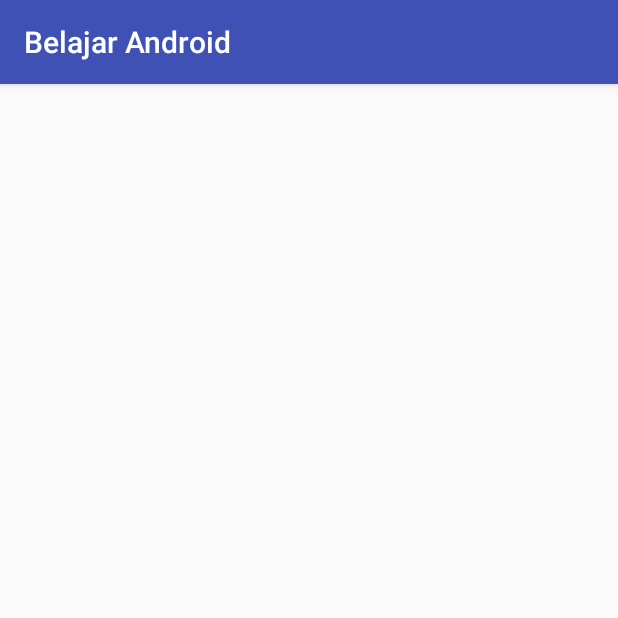
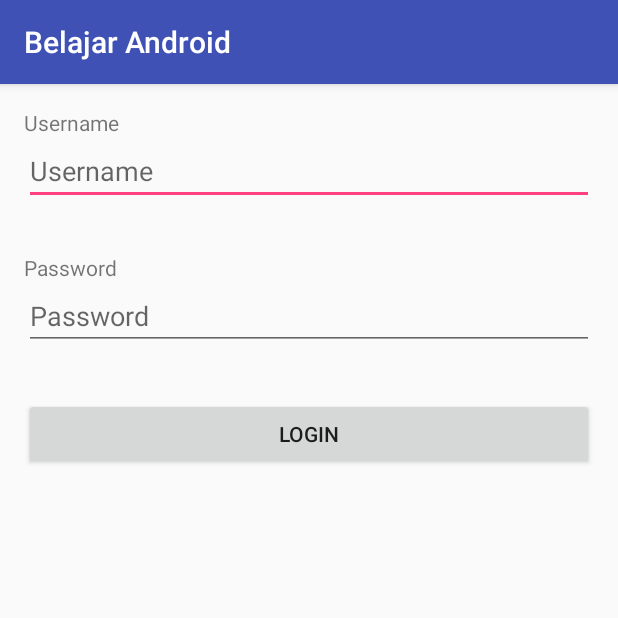
Before and after one commit to tyangjawi03/belajarandroid, an Android app: the screen it shows after launch (MainActivity), on a phone screen of 412 x 824 dp, the top half of it. Run offline under Robolectric (Android 15) with nearby library versions, the phone set to English and light mode, and no system bars.

Commit message:
add layout component

```diff
--- a/app/src/main/res/layout/activity_main.xml
+++ b/app/src/main/res/layout/activity_main.xml
@@ -1,9 +1,83 @@
 <?xml version="1.0" encoding="utf-8"?>
-<android.support.constraint.ConstraintLayout xmlns:android="http://schemas.android.com/apk/res/android"
+<RelativeLayout
+    xmlns:android="http://schemas.android.com/apk/res/android"
     xmlns:app="http://schemas.android.com/apk/res-auto"
     xmlns:tools="http://schemas.android.com/tools"
     android:layout_width="match_parent"
     android:layout_height="match_parent"
     tools:context="id.tyangjawi03.belajarandroid.MainActivity">
 
-</android.support.constraint.ConstraintLayout>
+    <TextView
+        android:id="@+id/label_username"
+        android:layout_width="match_parent"
+        android:layout_height="wrap_content"
+        android:layout_alignParentLeft="true"
+        android:layout_alignParentStart="true"
+        android:layout_alignParentTop="true"
+        android:layout_marginTop="@dimen/margin"
+        android:layout_marginLeft="@dimen/margin"
+        android:layout_marginRight="@dimen/margin"
+        android:text="@string/username"
+        android:layout_alignParentRight="true"
+        android:layout_alignParentEnd="true" />
+
+    <EditText
+        android:id="@+id/input_username"
+        android:layout_width="match_parent"
+        android:layout_height="wrap_content"
+        android:layout_alignParentLeft="true"
+        android:layout_alignParentStart="true"
+        android:layout_below="@+id/label_username"
+        android:layout_marginLeft="@dimen/margin"
+        android:layout_marginRight="@dimen/margin"
+        android:layout_marginBottom="@dimen/margin"
+        android:ems="10"
+        android:inputType="text"
+        android:hint="@string/username"
+        android:layout_alignParentRight="true"
+        android:layout_alignParentEnd="true" />
+
+    <TextView
+        android:id="@+id/label_password"
+        android:layout_width="match_parent"
+        android:layout_height="wrap_content"
+        android:layout_alignParentLeft="true"
+        android:layout_alignParentStart="true"
+        android:layout_below="@+id/input_username"
+        android:layout_marginTop="@dimen/margin"
+        android:layout_marginLeft="@dimen/margin"
+        android:layout_marginRight="@dimen/margin"
+        android:text="@string/password"
+        android:layout_alignParentRight="true"
+        android:layout_alignParentEnd="true" />
+
+    <EditText
+        android:id="@+id/input_password"
+        android:layout_width="match_parent"
+        android:layout_height="wrap_content"
+        android:layout_alignParentLeft="true"
+        android:layout_alignParentStart="true"
+        android:layout_below="@+id/label_password"
+        android:layout_marginLeft="@dimen/margin"
+        android:layout_marginRight="@dimen/margin"
+        android:layout_marginBottom="@dimen/margin"
+        android:ems="10"
+        android:inputType="textPassword"
+        android:hint="@string/password"
+        android:layout_alignParentRight="true"
+        android:layout_alignParentEnd="true" />
+
+    <Button
+        android:id="@+id/button_login"
+        android:layout_width="match_parent"
+        android:layout_height="wrap_content"
+        android:layout_alignParentLeft="true"
+        android:layout_alignParentStart="true"
+        android:layout_below="@+id/input_password"
+        android:layout_margin="@dimen/margin"
+        android:text="@string/login"
+        android:layout_alignParentRight="true"
+        android:layout_alignParentEnd="true" />
+
+
+</RelativeLayout>
--- /dev/null
+++ b/app/src/main/res/values/dimens.xml
@@ -0,0 +1,4 @@
+<?xml version="1.0" encoding="utf-8"?>
+<resources>
+    <dimen name="margin">16dp</dimen>
+</resources>
--- a/app/src/main/res/values/strings.xml
+++ b/app/src/main/res/values/strings.xml
@@ -1,3 +1,6 @@
 <resources>
     <string name="app_name">Belajar Android</string>
+    <string name="username">Username</string>
+    <string name="password">Password</string>
+    <string name="login">Login</string>
 </resources>
```
